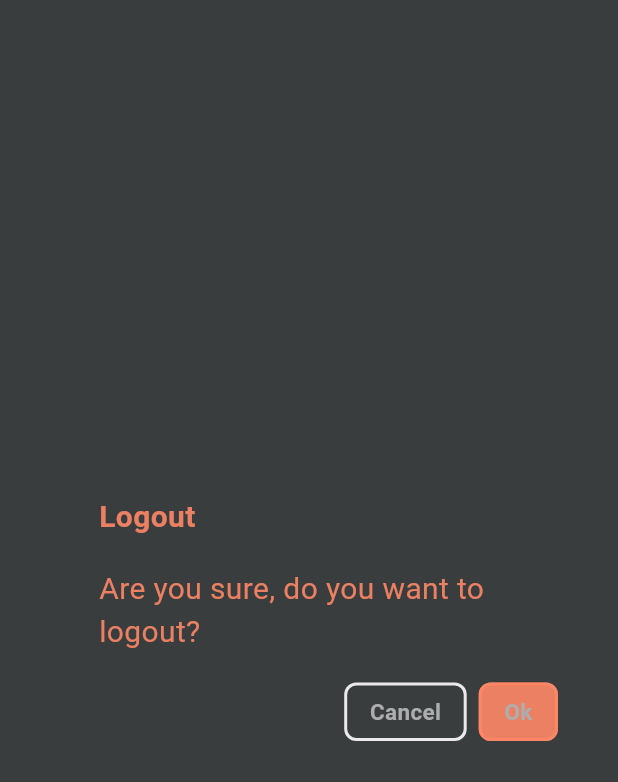
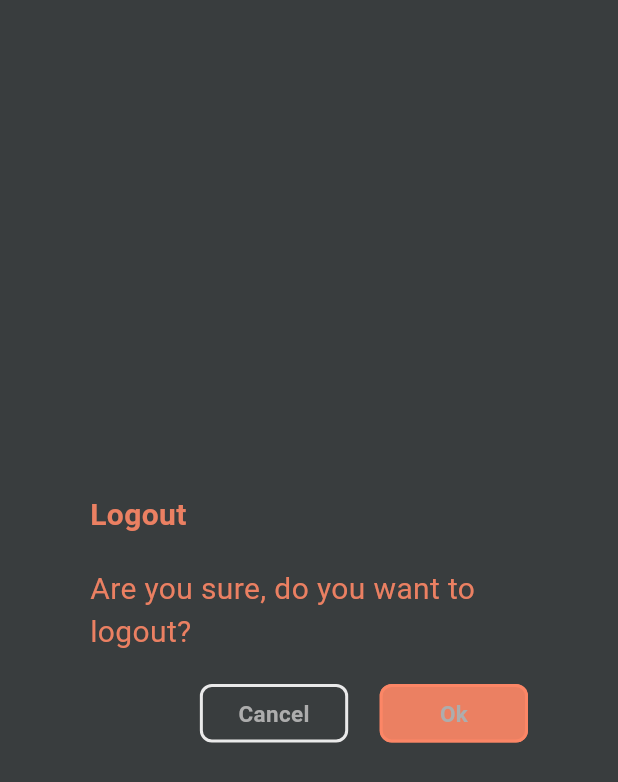
Before and after one commit to roonish/himalayandelight, a Flutter app: the AppAlertDialog widget shown alone on an empty page, opened directly, on a phone screen of 412 x 824 dp. Shown: the top 782 px of the screen. Run offline on Flutter 3.47's test engine with Material 3 defaults, Android fonts, the phone set to English and light mode, and no system bars; our stand-ins replace bloc, cached_network_image, flutter_bloc, flutter_map, geolocator, go_router and 3 more; accounts and stored records are empty; network calls fail; Roboto replaces fonts that are missing (ProximaNova).

Commit message:
chore: Logout dialog completed

```diff
--- a/lib/widgets/app_alert_dialog.dart
+++ b/lib/widgets/app_alert_dialog.dart
@@ -1,4 +1,5 @@
 import 'package:flutter/material.dart';
+import 'package:himalayan_delights/screen/authentication_screen/imports.dart';
 import 'package:himalayan_delights/themes/color_theme.dart';
 import 'package:himalayan_delights/widgets/app_button.dart';
 import 'package:himalayan_delights/widgets/label_text.dart';
@@ -16,9 +17,9 @@ class AppAlertDialog extends StatelessWidget {
 
   @override
   Widget build(BuildContext context) {
-    const titlePadding = EdgeInsets.only(top: 28, left: 26);
-    const contentPadding = EdgeInsets.symmetric(horizontal: 26, vertical: 19);
-    const actionsPadding = EdgeInsets.only(bottom: 28);
+    const titlePadding = EdgeInsets.only(top: 20, left: 20);
+    const contentPadding = EdgeInsets.symmetric(horizontal: 20, vertical: 20);
+    const actionsPadding = EdgeInsets.only(bottom: 20, right: 20);
 
     return AlertDialog(
       backgroundColor: AppColor.darkBackgroundColor,
@@ -44,6 +45,7 @@ class AppAlertDialog extends StatelessWidget {
           buttonText: 'Cancel',
           borderColor: AppColor.headerColor,
         ),
+        const SizedBox(width: 5),
         DialogButton(
           buttonText: 'Ok',
           borderColor: AppColor.primaryColor,
@@ -67,19 +69,25 @@ class DialogButton extends StatelessWidget {
 
   @override
   Widget build(BuildContext context) {
+    final Size mediaQ = MediaQuery.of(context).size;
+    const buttonPadding = EdgeInsets.symmetric(horizontal: 15, vertical: 7);
+
     return InkWell(
       onTap: () {
         Navigator.pop(context, false);
       },
       child: Container(
-        padding: const EdgeInsets.symmetric(horizontal: 15, vertical: 7),
+        width: getDeviceExactWidth(90, mediaQ),
+        padding: buttonPadding,
         decoration: BoxDecoration(
             borderRadius: BorderRadius.circular(8),
             border: Border.all(color: borderColor, width: 2),
             color: buttonBgColor ?? Colors.transparent),
-        child: LabelText(
-          text: buttonText,
-          size: 15,
+        child: Center(
+          child: LabelText(
+            text: buttonText,
+            size: 15,
+          ),
         ),
       ),
     );
```
